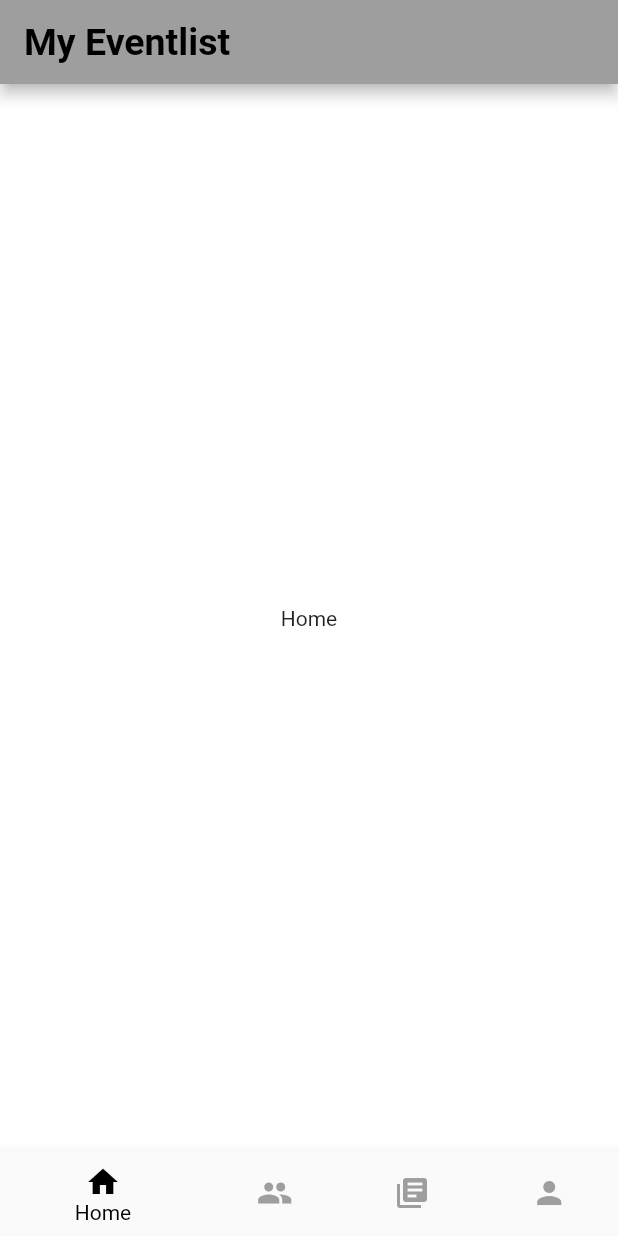
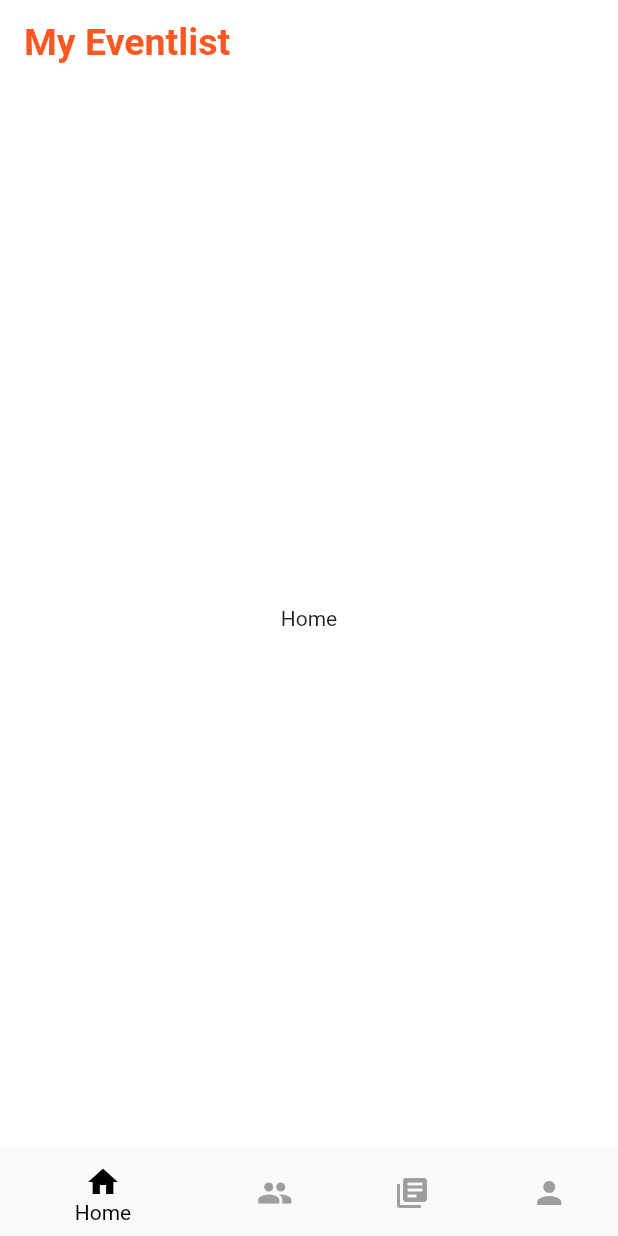
Before and after one commit to sneveapp/sneveapp, a Flutter app: the screen it shows after launch, on a phone screen of 412 x 824 dp. Run offline on Flutter 3.47's test engine with Material 2 defaults, Android fonts, the phone set to English and light mode, and no system bars.

Commit message:
Added new Appbar

```diff
--- a/lib/main.dart
+++ b/lib/main.dart
@@ -17,7 +17,7 @@
     return MaterialApp(
       title: 'Flutter Demo',
       theme: ThemeData(
-          primarySwatch: Colors.amber,
+          primarySwatch: Colors.deepOrange,
           primaryColor: Colors.white,
           bottomAppBarColor: Colors.grey,
           backgroundColor: Colors.white,
@@ -26,12 +26,13 @@
           dividerColor: Colors.black12,
           scaffoldBackgroundColor: Colors.white,
           appBarTheme: const AppBarTheme(
-              backgroundColor: Colors.grey,
-              titleTextStyle: TextStyle(color: Colors.black, fontSize: 25, fontWeight: FontWeight.bold)
+              elevation: 0.0,
+              backgroundColor: Colors.white,
+              titleTextStyle: TextStyle(color: Colors.deepOrange, fontSize: 25, fontWeight: FontWeight.bold)
           ),
           textTheme: const TextTheme(button: TextStyle(fontSize: 20))),
       darkTheme: ThemeData(
-        primarySwatch: Colors.amber,
+        primarySwatch: Colors.deepOrange,
         primaryColor: Colors.black,
         bottomAppBarColor: Colors.grey,
         backgroundColor: Colors.black,
@@ -40,7 +41,7 @@
         dividerColor: Colors.black12,
         scaffoldBackgroundColor: Colors.black,
         appBarTheme: const AppBarTheme(
-          backgroundColor: Colors.grey,titleTextStyle: TextStyle(color: Colors.black, fontSize: 25, fontWeight: FontWeight.bold)
+          backgroundColor: Colors.black,titleTextStyle: TextStyle(color: Colors.deepOrange, fontSize: 25, fontWeight: FontWeight.bold)
         )
       ),
       themeMode: ThemeMode.system,
--- a/lib/pages/events_view.dart
+++ b/lib/pages/events_view.dart
@@ -44,6 +44,6 @@ class _EventsViewState extends State<EventsView> {
     name: "Working on Sneve! (again...)",
     imageUrl:
     "https://s1.qwant.com/thumbr/0x380/0/0/1b9b826b7a2125497cb22c857ae67fc62439886a46ba4b5b856b72201e5ecc/DSCN20258.jpg?u=http%3A%2F%2Fwww.starbuckseverywhere.net%2Fbigimages%2F20%2FDSCN20258.jpg&q=0&b=1&p=0&a=0",
-    ))]);
+    )),]);
   }
 }
```
